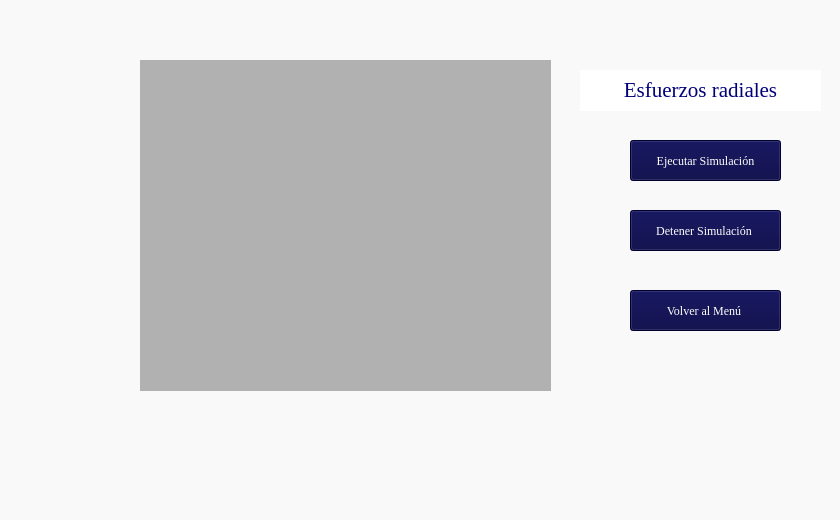
Qt form resources/radial_stress_window.ui (Jdparra2004/Simulacion_Hidrogeno) before a commit.
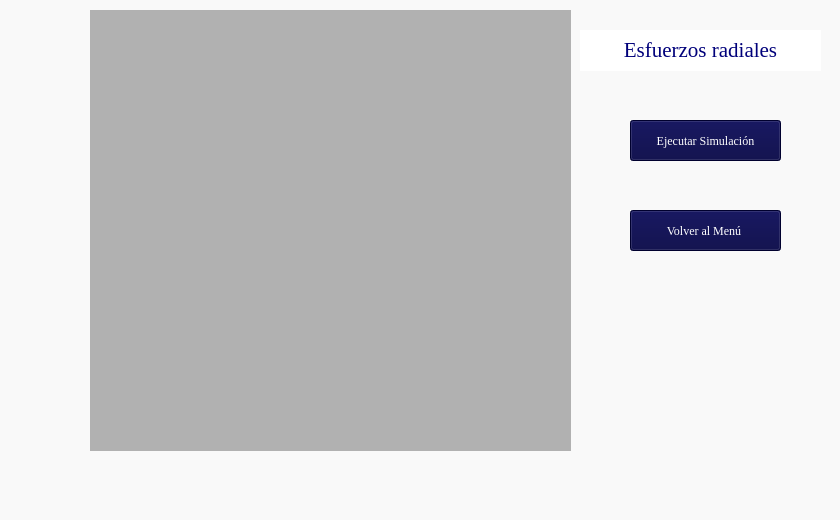
The same form after that commit. Icons and pictures are not drawn.

```diff
--- a/resources/radial_stress_window.ui
+++ b/resources/radial_stress_window.ui
@@ -34,20 +34,20 @@
      <rect>
       <x>0</x>
       <y>0</y>
-      <width>131</width>
-      <height>111</height>
+      <width>81</width>
+      <height>71</height>
      </rect>
     </property>
     <property name="minimumSize">
      <size>
-      <width>131</width>
-      <height>111</height>
+      <width>81</width>
+      <height>71</height>
      </size>
     </property>
     <property name="maximumSize">
      <size>
-      <width>131</width>
-      <height>111</height>
+      <width>81</width>
+      <height>71</height>
      </size>
     </property>
     <property name="text">
@@ -63,22 +63,22 @@
    <widget class="QWidget" name="WRadial" native="true">
     <property name="geometry">
      <rect>
-      <x>140</x>
-      <y>60</y>
-      <width>411</width>
-      <height>331</height>
+      <x>90</x>
+      <y>10</y>
+      <width>481</width>
+      <height>441</height>
      </rect>
     </property>
     <property name="minimumSize">
      <size>
-      <width>411</width>
-      <height>331</height>
+      <width>481</width>
+      <height>441</height>
      </size>
     </property>
     <property name="maximumSize">
      <size>
-      <width>411</width>
-      <height>331</height>
+      <width>481</width>
+      <height>441</height>
      </size>
     </property>
     <property name="styleSheet">
@@ -89,7 +89,7 @@
     <property name="geometry">
      <rect>
       <x>580</x>
-      <y>70</y>
+      <y>30</y>
       <width>241</width>
       <height>41</height>
      </rect>
@@ -124,7 +124,7 @@
     <property name="geometry">
      <rect>
       <x>630</x>
-      <y>140</y>
+      <y>120</y>
       <width>151</width>
       <height>41</height>
      </rect>
@@ -154,45 +154,11 @@
      <string>Ejecutar Simulación</string>
     </property>
    </widget>
-   <widget class="QPushButton" name="buttonStopSimulation">
-    <property name="geometry">
-     <rect>
-      <x>630</x>
-      <y>210</y>
-      <width>151</width>
-      <height>41</height>
-     </rect>
-    </property>
-    <property name="minimumSize">
-     <size>
-      <width>151</width>
-      <height>41</height>
-     </size>
-    </property>
-    <property name="maximumSize">
-     <size>
-      <width>151</width>
-      <height>41</height>
-     </size>
-    </property>
-    <property name="font">
-     <font>
-      <family>Georgia</family>
-     </font>
-    </property>
-    <property name="styleSheet">
-     <string notr="true">color: rgb(255, 255, 255);
-background-color: rgb(0, 0, 64);</string>
-    </property>
-    <property name="text">
-     <string>Detener Simulación </string>
-    </property>
-   </widget>
    <widget class="QPushButton" name="returnToMenu">
     <property name="geometry">
      <rect>
       <x>630</x>
-      <y>290</y>
+      <y>210</y>
       <width>151</width>
       <height>41</height>
      </rect>
```
Left out of the diff: 2 changed lines with no effect on the pictures.
